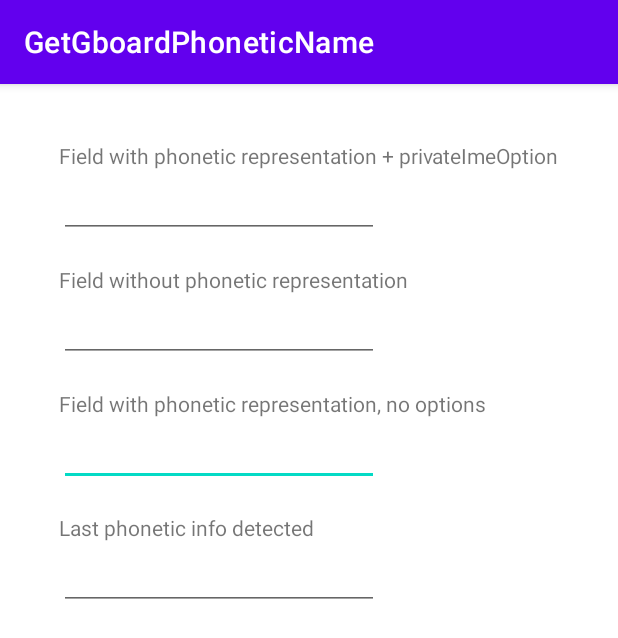
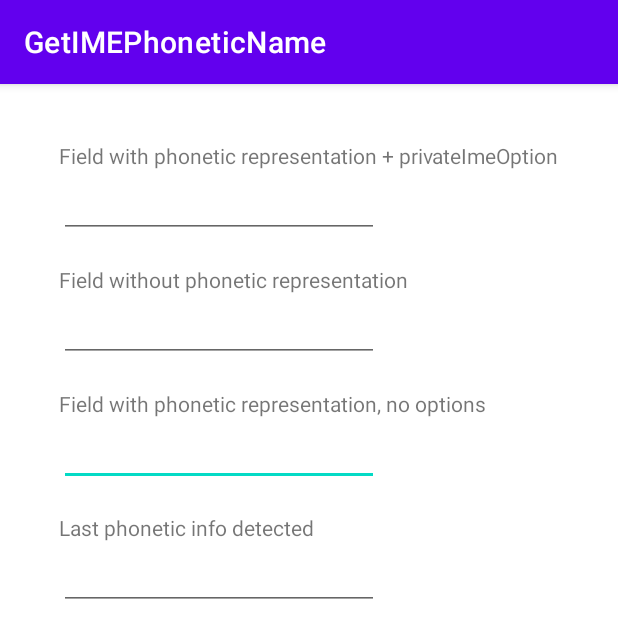
Before and after one commit to xxandy/GetGboardPhoneticOut, an Android app: the screen it shows after launch (MainActivity), on a phone screen of 412 x 824 dp. Shown: the top 638 px of the screen. Run offline under Robolectric (Android 15) with nearby library versions, the phone set to English and light mode, and no system bars.

Commit message:
removed gboard name from file contents

```diff
--- a/app/build.gradle
+++ b/app/build.gradle
@@ -6,7 +6,7 @@ android {
     compileSdkVersion 29
 
     defaultConfig {
-        applicationId "com.ragingsamples.getgboardphoneticname"
+        applicationId "com.ragingsamples.getimephoneticname"
         minSdkVersion 27
         targetSdkVersion 29
         versionCode 1
--- a/app/src/main/AndroidManifest.xml
+++ b/app/src/main/AndroidManifest.xml
@@ -1,6 +1,6 @@
 <?xml version="1.0" encoding="utf-8"?>
 <manifest xmlns:android="http://schemas.android.com/apk/res/android"
-    package="com.ragingsamples.getgboardphoneticname">
+    package="com.ragingsamples.getimephoneticname">
 
     <application
         android:allowBackup="true"
@@ -8,7 +8,7 @@
         android:label="@string/app_name"
         android:roundIcon="@mipmap/ic_launcher_round"
         android:supportsRtl="true"
-        android:theme="@style/Theme.GetGboardPhoneticName">
+        android:theme="@style/Theme.GetIMEPhoneticName">
         <activity android:name=".MainActivity">
             <intent-filter>
                 <action android:name="android.intent.action.MAIN" />
--- a/app/src/main/java/com/ragingsamples/getgboardphoneticname/EventHighlighter.java
+++ b/app/src/main/java/com/ragingsamples/getgboardphoneticname/EventHighlighter.java
@@ -1,4 +1,4 @@
-package com.ragingsamples.getgboardphoneticname;
+package com.ragingsamples.getimephoneticname;
 
 /* FILE: EventHighlighter.java
  * PURPOSE: Timer-based UI highlighter.  Highlights a view by changing its background color
--- a/app/src/main/java/com/ragingsamples/getgboardphoneticname/MainActivity.java
+++ b/app/src/main/java/com/ragingsamples/getgboardphoneticname/MainActivity.java
@@ -1,8 +1,8 @@
-package com.ragingsamples.getgboardphoneticname;
+package com.ragingsamples.getimephoneticname;
 
 /* FILE: MainActivity.java
  * PURPOSE: This small app demonstrates how to retrieve phonetic information from a Text Field
- *          receiving Japanese input with Gboard, via a TextWatcher.
+ *          receiving Japanese input with IME, via a TextWatcher.
  *
  * DETAILS:
  *          Note in the accompanying resources definition that the field must meet these conditions:
@@ -11,7 +11,7 @@ package com.ragingsamples.getgboardphoneticname;
  *          In this sample code, fields that don't meet this condition are also included as
  *          counter-examples.
  *          To see this in effect follolw this procedure:
- *              - Use Gboard with the input language set to Japanese
+ *              - Use IME with the input language set to Japanese
  *              - type a Japanese name (complete or incomplete)
  *              - choose one of the candidates
  *          Expected result:
--- a/app/src/main/res/values-night/themes.xml
+++ b/app/src/main/res/values-night/themes.xml
@@ -1,6 +1,6 @@
 <resources xmlns:tools="http://schemas.android.com/tools">
     <!-- Base application theme. -->
-    <style name="Theme.GetGboardPhoneticName" parent="Theme.MaterialComponents.DayNight.DarkActionBar">
+    <style name="Theme.GetIMEPhoneticName" parent="Theme.MaterialComponents.DayNight.DarkActionBar">
         <!-- Primary brand color. -->
         <item name="colorPrimary">@color/purple_200</item>
         <item name="colorPrimaryVariant">@color/purple_700</item>
--- a/app/src/main/res/values/strings.xml
+++ b/app/src/main/res/values/strings.xml
@@ -1,5 +1,5 @@
 <resources>
-    <string name="app_name">GetGboardPhoneticName</string>
+    <string name="app_name">GetIMEPhoneticName</string>
     <string name="field_with_phonetic_representation_privateimeoption">Field with phonetic representation + privateImeOption</string>
     <string name="field_without_phonetic_representation">Field without phonetic representation</string>
     <string name="last_phonetic_info_detected">Last phonetic info detected</string>
--- a/app/src/main/res/values/themes.xml
+++ b/app/src/main/res/values/themes.xml
@@ -1,6 +1,6 @@
 <resources xmlns:tools="http://schemas.android.com/tools">
     <!-- Base application theme. -->
-    <style name="Theme.GetGboardPhoneticName" parent="Theme.MaterialComponents.DayNight.DarkActionBar">
+    <style name="Theme.GetIMEPhoneticName" parent="Theme.MaterialComponents.DayNight.DarkActionBar">
         <!-- Primary brand color. -->
         <item name="colorPrimary">@color/purple_500</item>
         <item name="colorPrimaryVariant">@color/purple_700</item>
--- a/settings.gradle
+++ b/settings.gradle
@@ -1,2 +1,2 @@
 include ':app'
-rootProject.name = "GetGboardPhoneticName"
+rootProject.name = "GetIMEPhoneticName"
```
Also changed, not shown: 1 other file.
